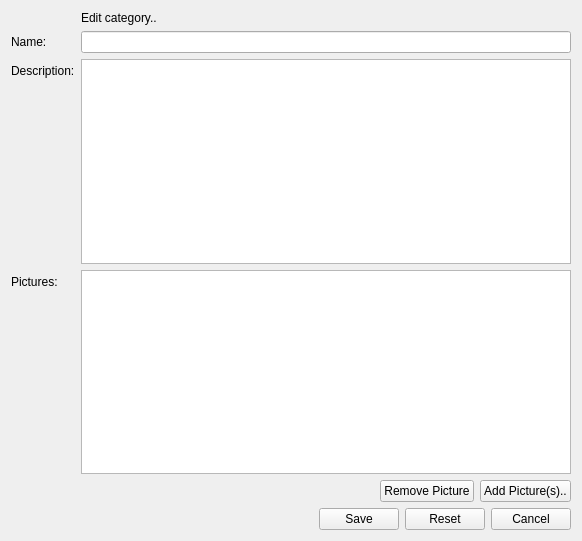
This is client/uiforms/category_edit.ui in Wolframe/configurator as Qt 5 draws it before an edit. The edited form follows.
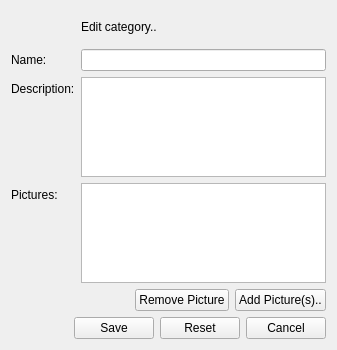
This is the edited form. Icons and pictures are not drawn.

Diff of the .ui file:
```diff
--- a/client/uiforms/category_edit.ui
+++ b/client/uiforms/category_edit.ui
@@ -6,8 +6,8 @@
    <rect>
     <x>0</x>
     <y>0</y>
-    <width>582</width>
-    <height>541</height>
+    <width>337</width>
+    <height>350</height>
    </rect>
   </property>
   <property name="windowTitle">
@@ -68,7 +68,14 @@
     </widget>
    </item>
    <item row="2" column="1">
-    <widget class="QPlainTextEdit" name="description"/>
+    <widget class="QPlainTextEdit" name="description">
+     <property name="maximumSize">
+      <size>
+       <width>16777215</width>
+       <height>100</height>
+      </size>
+     </property>
+    </widget>
    </item>
    <item row="3" column="0">
     <widget class="QLabel" name="label">
@@ -79,15 +86,33 @@
    </item>
    <item row="3" column="1">
     <widget class="QListWidget" name="pictures">
+     <property name="maximumSize">
+      <size>
+       <width>16777215</width>
+       <height>100</height>
+      </size>
+     </property>
+     <property name="lineWidth">
+      <number>1</number>
+     </property>
+     <property name="verticalScrollBarPolicy">
+      <enum>Qt::ScrollBarAlwaysOff</enum>
+     </property>
      <property name="selectionMode">
       <enum>QAbstractItemView::MultiSelection</enum>
      </property>
      <property name="iconSize">
       <size>
-       <width>50</width>
-       <height>30</height>
+       <width>100</width>
+       <height>100</height>
       </size>
      </property>
+     <property name="movement">
+      <enum>QListView::Static</enum>
+     </property>
+     <property name="isWrapping" stdset="0">
+      <bool>false</bool>
+     </property>
      <property name="viewMode">
       <enum>QListView::IconMode</enum>
      </property>
```
Left out of the diff: 3 changed lines with no effect on the pictures.
